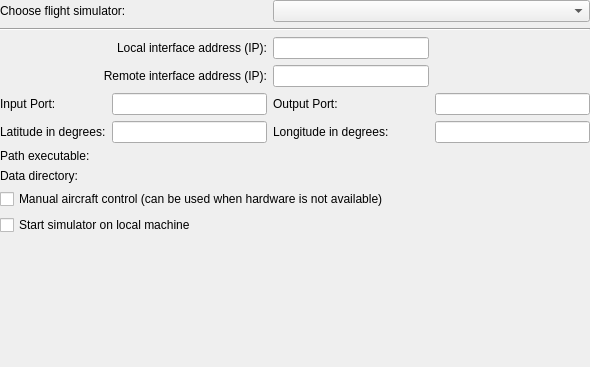
This is ground/openpilotgcs/src/plugins/hitlnew/hitloptionspage.ui in openpilot/OpenPilot as Qt 5 draws it before an edit. The edited form follows.
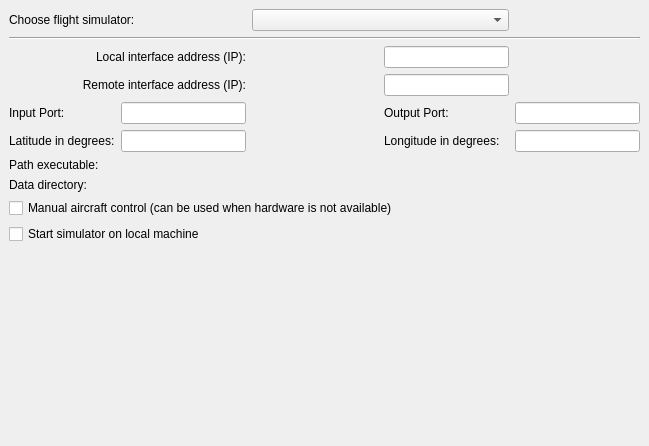
This is the edited form. Custom widgets are drawn as their Qt base class.

Commit message: added scroll areas to all the preference settings screens

The edit to the form file:
```diff
--- a/ground/openpilotgcs/src/plugins/hitlnew/hitloptionspage.ui
+++ b/ground/openpilotgcs/src/plugins/hitlnew/hitloptionspage.ui
@@ -6,8 +6,8 @@
    <rect>
     <x>0</x>
     <y>0</y>
-    <width>590</width>
-    <height>367</height>
+    <width>649</width>
+    <height>446</height>
    </rect>
   </property>
   <property name="sizePolicy">
@@ -19,41 +19,49 @@
   <property name="windowTitle">
    <string>Form</string>
   </property>
-  <layout class="QGridLayout" name="gridLayout">
+  <layout class="QVBoxLayout" name="verticalLayout">
    <property name="margin">
     <number>0</number>
    </property>
-   <item row="1" column="1" colspan="2">
+   <item>
+    <widget class="QScrollArea" name="scrollArea">
+     <property name="frameShape">
+      <enum>QFrame::NoFrame</enum>
+     </property>
+     <property name="frameShadow">
+      <enum>QFrame::Plain</enum>
+     </property>
+     <property name="widgetResizable">
+      <bool>true</bool>
+     </property>
+     <widget class="QWidget" name="scrollAreaWidgetContents">
+      <property name="geometry">
+       <rect>
+        <x>0</x>
+        <y>0</y>
+        <width>649</width>
+        <height>446</height>
+       </rect>
+      </property>
+      <layout class="QGridLayout" name="gridLayout">
+       <item row="0" column="0" colspan="2">
     <widget class="QLabel" name="label_3">
      <property name="text">
       <string>Choose flight simulator:</string>
      </property>
     </widget>
    </item>
-   <item row="1" column="3" colspan="2">
+       <item row="0" column="2" colspan="2">
     <widget class="QComboBox" name="chooseFlightSimulator"/>
    </item>
-   <item row="2" column="1" colspan="4">
+       <item row="1" column="0" colspan="5">
     <widget class="Line" name="line">
      <property name="orientation">
       <enum>Qt::Horizontal</enum>
      </property>
     </widget>
    </item>
-   <item row="11" column="2">
-    <spacer name="verticalSpacer">
-     <property name="orientation">
-      <enum>Qt::Vertical</enum>
-     </property>
-     <property name="sizeHint" stdset="0">
-      <size>
-       <width>20</width>
-       <height>182</height>
-      </size>
-     </property>
-    </spacer>
-   </item>
-   <item row="3" column="1" colspan="2">
+       <item row="2" column="0" colspan="2">
     <widget class="QLabel" name="label_6">
      <property name="sizePolicy">
       <sizepolicy hsizetype="MinimumExpanding" vsizetype="Preferred">
@@ -69,34 +77,50 @@
      </property>
     </widget>
    </item>
-   <item row="6" column="1">
-    <widget class="QLabel" name="label_7">
-     <property name="text">
-      <string>Latitude in degrees:</string>
-     </property>
-    </widget>
-   </item>
-   <item row="6" column="3">
-    <widget class="QLabel" name="label_8">
+       <item row="2" column="3">
+        <widget class="QLineEdit" name="hostAddress">
+         <property name="sizePolicy">
+          <sizepolicy hsizetype="MinimumExpanding" vsizetype="Fixed">
+           <horstretch>0</horstretch>
+           <verstretch>0</verstretch>
+          </sizepolicy>
+         </property>
+         <property name="toolTip">
+          <string>For communication with sim computer via network. Should be the IP address of one of the interfaces of the GCS computer.</string>
+         </property>
+        </widget>
+       </item>
+       <item row="3" column="0" colspan="2">
+        <widget class="QLabel" name="label_9">
      <property name="text">
-      <string>Longitude in degrees:</string>
-     </property>
-    </widget>
-   </item>
-   <item row="8" column="1">
-    <widget class="QLabel" name="label_2">
+          <string>Remote interface address (IP):</string>
+         </property>
+         <property name="alignment">
+          <set>Qt::AlignRight|Qt::AlignTrailing|Qt::AlignVCenter</set>
+         </property>
+        </widget>
+       </item>
+       <item row="3" column="3">
+        <widget class="QLineEdit" name="remoteHostAddress">
      <property name="sizePolicy">
-      <sizepolicy hsizetype="Preferred" vsizetype="Fixed">
+          <sizepolicy hsizetype="MinimumExpanding" vsizetype="Fixed">
        <horstretch>0</horstretch>
        <verstretch>0</verstretch>
       </sizepolicy>
      </property>
+         <property name="toolTip">
+          <string>Only required if running simulator on remote machine. Should be the IP of the machine on which the simulator is running.</string>
+         </property>
+        </widget>
+       </item>
+       <item row="4" column="0">
+        <widget class="QLabel" name="label_5">
      <property name="text">
-      <string>Data directory:</string>
+          <string>Input Port:</string>
      </property>
     </widget>
    </item>
-   <item row="5" column="2">
+       <item row="4" column="1">
     <widget class="QLineEdit" name="inputPort">
      <property name="sizePolicy">
       <sizepolicy hsizetype="MinimumExpanding" vsizetype="Fixed">
@@ -109,17 +133,7 @@
      </property>
     </widget>
    </item>
-   <item row="7" column="2" colspan="3">
-    <widget class="Utils::PathChooser" name="executablePath" native="true">
-     <property name="sizePolicy">
-      <sizepolicy hsizetype="Preferred" vsizetype="Preferred">
-       <horstretch>1</horstretch>
-       <verstretch>0</verstretch>
-      </sizepolicy>
-     </property>
-    </widget>
-   </item>
-   <item row="5" column="3">
+       <item row="4" column="3">
     <widget class="QLabel" name="label_4">
      <property name="sizePolicy">
       <sizepolicy hsizetype="Preferred" vsizetype="Preferred">
@@ -132,20 +146,7 @@
      </property>
     </widget>
    </item>
-   <item row="8" column="2" colspan="3">
-    <widget class="Utils::PathChooser" name="dataPath" native="true"/>
-   </item>
-   <item row="6" column="4">
-    <widget class="QLineEdit" name="longitude">
-     <property name="sizePolicy">
-      <sizepolicy hsizetype="MinimumExpanding" vsizetype="Fixed">
-       <horstretch>0</horstretch>
-       <verstretch>0</verstretch>
-      </sizepolicy>
-     </property>
-    </widget>
-   </item>
-   <item row="5" column="4">
+       <item row="4" column="4">
     <widget class="QLineEdit" name="outputPort">
      <property name="sizePolicy">
       <sizepolicy hsizetype="MinimumExpanding" vsizetype="Fixed">
@@ -158,23 +159,41 @@
      </property>
     </widget>
    </item>
-   <item row="9" column="1" colspan="4">
-    <widget class="QCheckBox" name="manualControl">
+       <item row="5" column="0">
+        <widget class="QLabel" name="label_7">
+         <property name="text">
+          <string>Latitude in degrees:</string>
+         </property>
+        </widget>
+       </item>
+       <item row="5" column="1">
+        <widget class="QLineEdit" name="latitude">
      <property name="sizePolicy">
-      <sizepolicy hsizetype="Preferred" vsizetype="Fixed">
+          <sizepolicy hsizetype="MinimumExpanding" vsizetype="Fixed">
        <horstretch>0</horstretch>
        <verstretch>0</verstretch>
       </sizepolicy>
      </property>
-     <property name="toolTip">
-      <string>Manual aircraft control (can be used when hardware is not available)</string>
-     </property>
+        </widget>
+       </item>
+       <item row="5" column="3">
+        <widget class="QLabel" name="label_8">
      <property name="text">
-      <string>Manual aircraft control (can be used when hardware is not available)</string>
+          <string>Longitude in degrees:</string>
      </property>
     </widget>
    </item>
-   <item row="7" column="1">
+       <item row="5" column="4">
+        <widget class="QLineEdit" name="longitude">
+         <property name="sizePolicy">
+          <sizepolicy hsizetype="MinimumExpanding" vsizetype="Fixed">
+           <horstretch>0</horstretch>
+           <verstretch>0</verstretch>
+          </sizepolicy>
+         </property>
+        </widget>
+       </item>
+       <item row="6" column="0">
     <widget class="QLabel" name="label">
      <property name="sizePolicy">
       <sizepolicy hsizetype="Preferred" vsizetype="Fixed">
@@ -187,24 +206,49 @@
      </property>
     </widget>
    </item>
-   <item row="6" column="2">
-    <widget class="QLineEdit" name="latitude">
+       <item row="6" column="1" colspan="4">
+        <widget class="Utils::PathChooser" name="executablePath" native="true">
      <property name="sizePolicy">
-      <sizepolicy hsizetype="MinimumExpanding" vsizetype="Fixed">
+          <sizepolicy hsizetype="Preferred" vsizetype="Preferred">
+           <horstretch>1</horstretch>
+           <verstretch>0</verstretch>
+          </sizepolicy>
+         </property>
+        </widget>
+       </item>
+       <item row="7" column="0">
+        <widget class="QLabel" name="label_2">
+         <property name="sizePolicy">
+          <sizepolicy hsizetype="Preferred" vsizetype="Fixed">
        <horstretch>0</horstretch>
        <verstretch>0</verstretch>
       </sizepolicy>
      </property>
-    </widget>
-   </item>
-   <item row="5" column="1">
-    <widget class="QLabel" name="label_5">
+         <property name="text">
+          <string>Data directory:</string>
+         </property>
+        </widget>
+       </item>
+       <item row="7" column="1" colspan="4">
+        <widget class="Utils::PathChooser" name="dataPath" native="true"/>
+       </item>
+       <item row="8" column="0" colspan="5">
+        <widget class="QCheckBox" name="manualControl">
+         <property name="sizePolicy">
+          <sizepolicy hsizetype="Preferred" vsizetype="Fixed">
+           <horstretch>0</horstretch>
+           <verstretch>0</verstretch>
+          </sizepolicy>
+         </property>
+         <property name="toolTip">
+          <string>Manual aircraft control (can be used when hardware is not available)</string>
+         </property>
      <property name="text">
-      <string>Input Port:</string>
+          <string>Manual aircraft control (can be used when hardware is not available)</string>
      </property>
     </widget>
    </item>
-   <item row="10" column="1" colspan="2">
+       <item row="9" column="0" colspan="2">
     <widget class="QCheckBox" name="startSim">
      <property name="enabled">
       <bool>true</bool>
@@ -223,40 +267,43 @@
      </property>
     </widget>
    </item>
-   <item row="4" column="1" colspan="2">
-    <widget class="QLabel" name="label_9">
-     <property name="text">
-      <string>Remote interface address (IP):</string>
-     </property>
-     <property name="alignment">
-      <set>Qt::AlignRight|Qt::AlignTrailing|Qt::AlignVCenter</set>
-     </property>
-    </widget>
-   </item>
-   <item row="4" column="3">
-    <widget class="QLineEdit" name="remoteHostAddress">
-     <property name="sizePolicy">
-      <sizepolicy hsizetype="MinimumExpanding" vsizetype="Fixed">
-       <horstretch>0</horstretch>
-       <verstretch>0</verstretch>
-      </sizepolicy>
-     </property>
-     <property name="toolTip">
-      <string>Only required if running simulator on remote machine. Should be the IP of the machine on which the simulator is running.</string>
-     </property>
-    </widget>
-   </item>
-   <item row="3" column="3">
-    <widget class="QLineEdit" name="hostAddress">
-     <property name="sizePolicy">
-      <sizepolicy hsizetype="MinimumExpanding" vsizetype="Fixed">
-       <horstretch>0</horstretch>
-       <verstretch>0</verstretch>
-      </sizepolicy>
-     </property>
-     <property name="toolTip">
-      <string>For communication with sim computer via network. Should be the IP address of one of the interfaces of the GCS computer.</string>
-     </property>
+       <item row="10" column="1">
+        <spacer name="verticalSpacer">
+         <property name="orientation">
+          <enum>Qt::Vertical</enum>
+         </property>
+         <property name="sizeHint" stdset="0">
+          <size>
+           <width>20</width>
+           <height>182</height>
+          </size>
+         </property>
+        </spacer>
+       </item>
+      </layout>
+      <zorder>hostAddress</zorder>
+      <zorder>longitude</zorder>
+      <zorder>label_3</zorder>
+      <zorder>remoteHostAddress</zorder>
+      <zorder>label_6</zorder>
+      <zorder>verticalSpacer</zorder>
+      <zorder>label_4</zorder>
+      <zorder>label_7</zorder>
+      <zorder>label_9</zorder>
+      <zorder>label_5</zorder>
+      <zorder>startSim</zorder>
+      <zorder>label_2</zorder>
+      <zorder>executablePath</zorder>
+      <zorder>label</zorder>
+      <zorder>dataPath</zorder>
+      <zorder>manualControl</zorder>
+      <zorder>outputPort</zorder>
+      <zorder>chooseFlightSimulator</zorder>
+      <zorder>latitude</zorder>
+      <zorder>line</zorder>
+      <zorder>inputPort</zorder>
+      <zorder>label_8</zorder>
+     </widget>
     </widget>
    </item>
   </layout>
```
Lines whose indentation alone changed are shown as unchanged. The commit also changes 13 other files.
